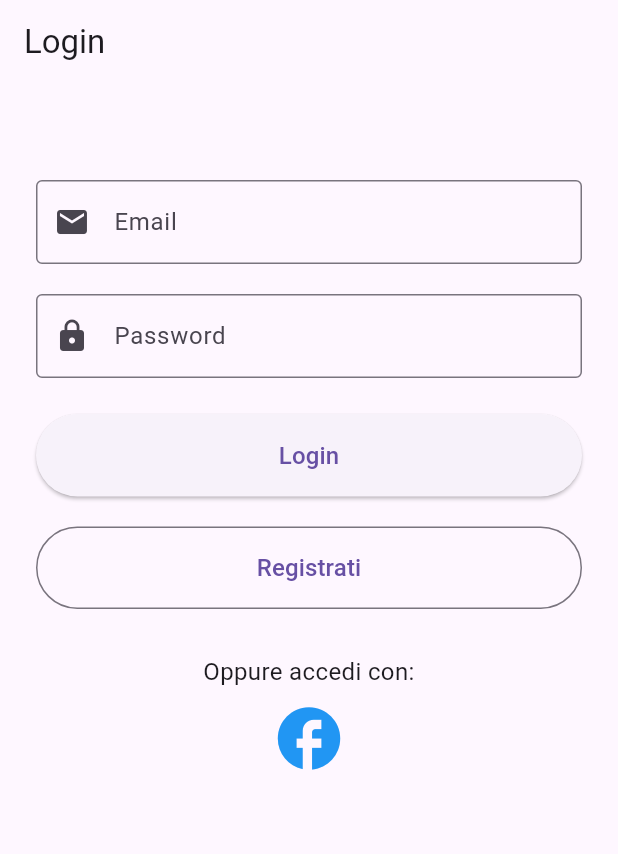
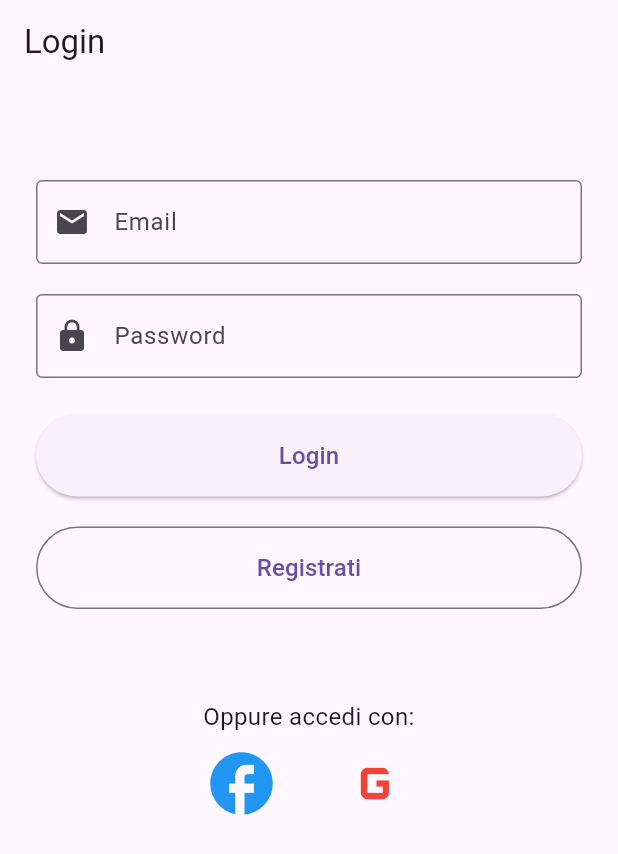
Before and after one commit to fragarray/galleria, a Flutter app: the screen it shows after launch, on a phone screen of 412 x 824 dp. Shown: the top 854 px of the screen. Run offline on Flutter 3.47's test engine with Material 3 defaults, Android fonts, the phone set to English and light mode, and no system bars; our stand-ins replace image_picker, share_plus, supabase_flutter; accounts and stored records are empty.

Commit message:
Add Google sign-in option to login page and adjust spacing

```diff
--- a/lib/loginPage.dart
+++ b/lib/loginPage.dart
@@ -148,6 +148,8 @@ class _LoginPageState extends State<LoginPage> {
 
             // ...existing code...
             const SizedBox(height: 30),
+            // ...existing code...
+            const SizedBox(height: 30),
             Text(
               'Oppure accedi con:',
               style: TextStyle(fontSize: 16),
@@ -159,14 +161,21 @@ class _LoginPageState extends State<LoginPage> {
                 IconButton(
                   icon: Icon(Icons.facebook, size: 50),
                   onPressed: () => _signInWithProvider('facebook'),
-                  //  ? null
-                  //  : () => _signInWithProvider('facebook'), // Implement Facebook login logic here
                   color: Colors.blue,
                   iconSize: 32,
                   tooltip: 'Accedi con Facebook',
                 ),
+                SizedBox(width: 24),
+                IconButton(
+                  icon: Icon(Icons.g_mobiledata, size: 50),
+                  onPressed: () => _signInWithProvider('google'),
+                  color: Colors.red,
+                  iconSize: 32,
+                  tooltip: 'Accedi con Google',
+                ),
               ],
             ),
+            // ...existing code...
 
             // ...existing code...
           ],
```
